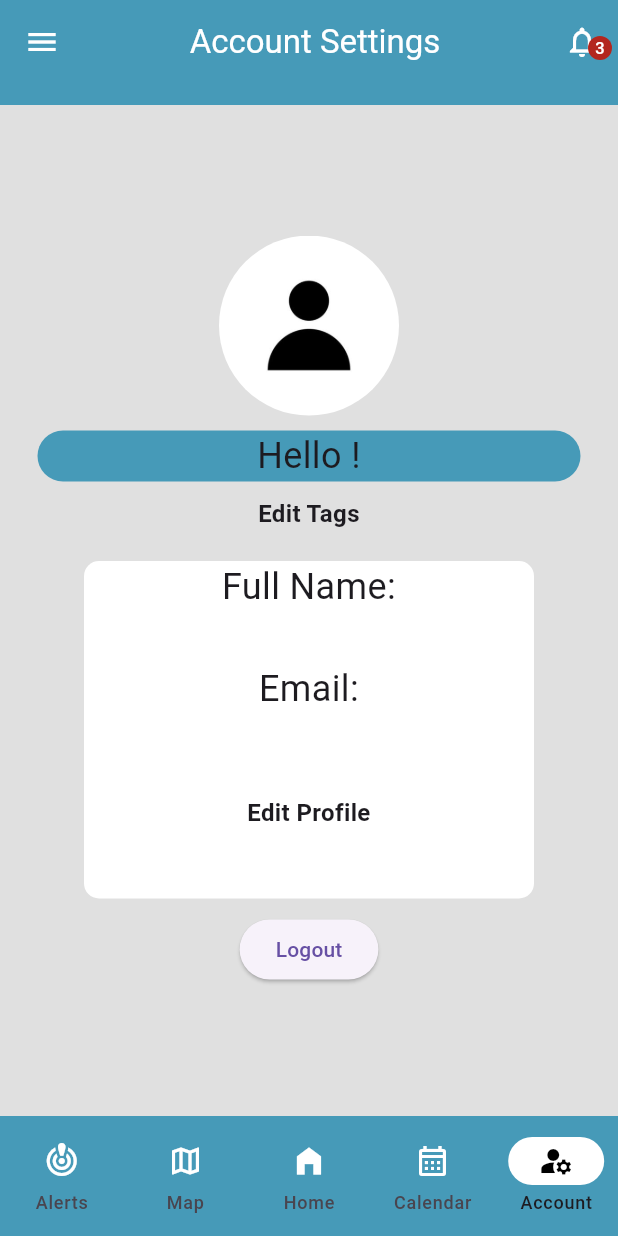
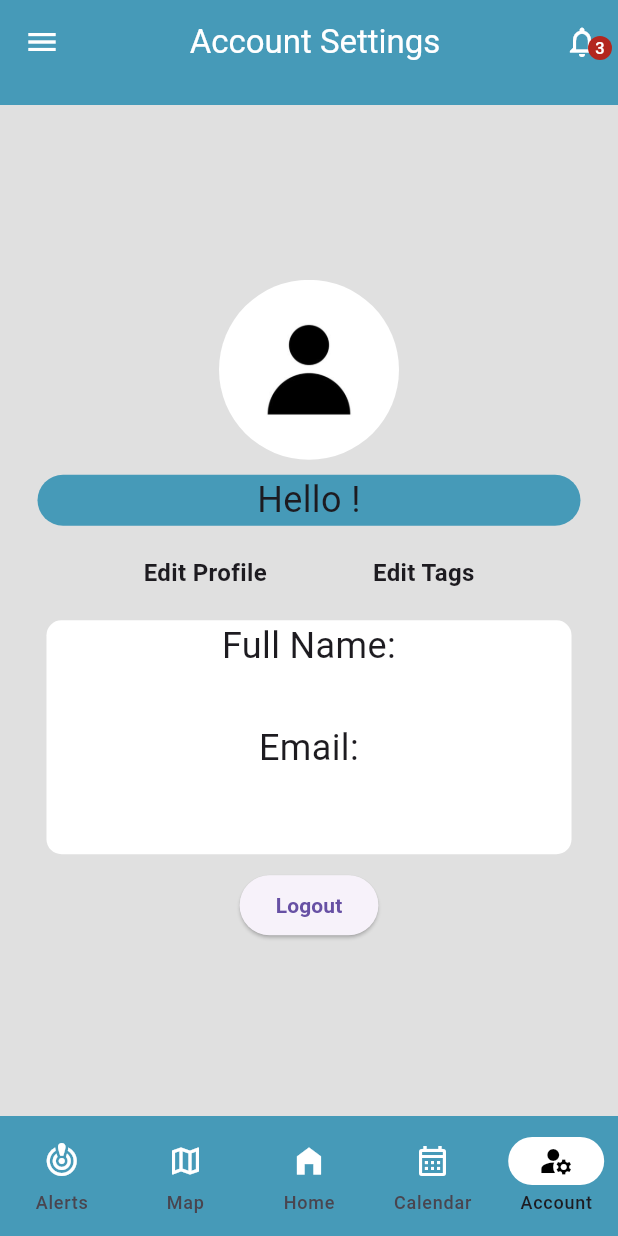
Before and after one commit to CSCD488-Winter2024/senior-project-the-a-team, a Flutter app: the screen it shows once a user with an empty profile is signed in, item 5 of the bottom bar chosen, on a phone screen of 412 x 824 dp. Run offline on Flutter 3.47's test engine with Material 3 defaults, Android fonts, the phone set to English and light mode, and no system bars; our stand-ins replace cloud_firestore, firebase_auth, firebase_core, firebase_storage, image_picker, table_calendar; missing offline and left inert: flutter_guid; accounts and stored records are empty.

Commit message:
Daniels work

```diff
--- a/flutter/wtc/lib/pages/accountsettings.dart
+++ b/flutter/wtc/lib/pages/accountsettings.dart
@@ -3,7 +3,6 @@ import 'package:firebase_auth/firebase_auth.dart';
 import 'package:flutter/material.dart';
 import 'package:wtc/pages/edit_profile.dart';
 import 'package:wtc/pages/edit_tags.dart';
-
 
 class AccountPage extends StatefulWidget {
   const AccountPage({super.key});
@@ -12,16 +11,14 @@ class AccountPage extends StatefulWidget {
   State<AccountPage> createState() => _AccountPage();
 }
 
-
-
-
-
 class _AccountPage extends State<AccountPage> {
-
   User? currentUser = FirebaseAuth.instance.currentUser;
 
-  Future<DocumentSnapshot<Map<String, dynamic>>> getUserDetails() async{
-    return await FirebaseFirestore.instance.collection("users").doc(currentUser!.email).get();
+  Future<DocumentSnapshot<Map<String, dynamic>>> getUserDetails() async {
+    return await FirebaseFirestore.instance
+        .collection("users")
+        .doc(currentUser!.email)
+        .get();
   }
 
   @override
@@ -30,16 +27,14 @@ class _AccountPage extends State<AccountPage> {
       backgroundColor: Colors.grey[300],
       body: FutureBuilder<DocumentSnapshot<Map<String, dynamic>>>(
         future: getUserDetails(),
-        builder: (context, snapshot){
-          if(snapshot.connectionState == ConnectionState.waiting){
+        builder: (context, snapshot) {
+          if (snapshot.connectionState == ConnectionState.waiting) {
             return const Center(
               child: CircularProgressIndicator(),
             );
-          }
-          else if(snapshot.hasError){
+          } else if (snapshot.hasError) {
             return const Text("Error: Cannot retrieve account information");
-          }
-          else if(snapshot.hasData){
+          } else if (snapshot.hasData) {
             Map<String, dynamic>? user = snapshot.data!.data();
 
             String username = user!['username'];
@@ -52,15 +47,16 @@ class _AccountPage extends State<AccountPage> {
                 padding: const EdgeInsets.all(25.0),
                 child: Column(
                   children: [
-
                     //pfp
                     SizedBox(
                       height: 120,
                       width: 120,
                       child: ClipRRect(
                           borderRadius: BorderRadius.circular(200),
-                          child: const Image(image: AssetImage('images/profile.jpg'), fit: BoxFit.cover,)
-                        ),
+                          child: const Image(
+                            image: AssetImage('images/profile.jpg'),
+                            fit: BoxFit.cover,
+                          )),
                     ),
 
                     const SizedBox(height: 10),
@@ -69,26 +65,45 @@ class _AccountPage extends State<AccountPage> {
                     Container(
                       decoration: const BoxDecoration(
                           color: Color(0xFF469AB8),
-                        borderRadius: BorderRadius.all(Radius.circular(250))
-                        ),
-
+                          borderRadius: BorderRadius.all(Radius.circular(250))),
                       child: SizedBox(
                         width: 9999,
-                          child: Text(
-                            'Hello $username!',
+                        child: Text('Hello $username!',
                             style: const TextStyle(fontSize: 24),
                             textAlign: TextAlign.center),
                       ),
                     ),
 
-                      const SizedBox(height: 10),
+                    const SizedBox(height: 20),
+
+                    Row(
+                      mainAxisAlignment: MainAxisAlignment.spaceEvenly,
+                      children: [
+                        GestureDetector(
+                          onTap: () {
+                            //Navigator.pop(context);
+                            Navigator.push(
+                                context,
+                                MaterialPageRoute(
+                                    builder: (context) => const EditProfile()));
+                          },
+                          child: const Text(
+                            "Edit Profile",
+                            style: TextStyle(
+                              fontWeight: FontWeight.bold,
+                              fontSize: 16,
+                            ),
+                            textAlign: TextAlign.right,
+                          ),
+                        ),
 
                         //edit tags button
                         GestureDetector(
-                        onTap: (){
+                          onTap: () {
                             Navigator.push(
                                 context,
-                            MaterialPageRoute(builder: (context) => const EditTags()));
+                                MaterialPageRoute(
+                                    builder: (context) => const EditTags()));
                           },
                           child: const Text(
                             "Edit Tags",
@@ -99,68 +114,59 @@ class _AccountPage extends State<AccountPage> {
                             textAlign: TextAlign.center,
                           ),
                         ),
+                      ],
+                    ),
 
                     const SizedBox(height: 20),
 
                     // Bio with edit account button
                     Container(
-                        width: 300,
-                        height: 225,
+                      width: 350,
                       decoration: const BoxDecoration(
                           color: Colors.white,
-                          borderRadius: BorderRadius.all(Radius.circular(10))
-                        ),
+                          borderRadius: BorderRadius.all(Radius.circular(10))),
                       child: Column(
                         children: [
-                            Text('Full Name:\n $name',
-                            style: const TextStyle(
-                              fontSize: 24
-                            ),
+                          Text(
+                            'Full Name:\n $name',
+                            style: const TextStyle(fontSize: 24),
                             textAlign: TextAlign.center,
                           ),
-                            Text('Email:\n $email',
+                          Text(
+                            'Email:\n $email',
                             style: const TextStyle(
                               fontSize: 24,
                             ),
                             textAlign: TextAlign.center,
                           ),
-                            const SizedBox(height: 20,),
-                            GestureDetector(
-                              onTap: (){
-                                //Navigator.pop(context);
-                                Navigator.push(
-                                  context,
-                                  MaterialPageRoute(builder: (context) => const EditProfile()));
-                              },
-                              child: const Text(
-                                "Edit Profile",
-                                style: TextStyle(
-                                  fontWeight: FontWeight.bold,
-                                  fontSize: 16,
+                          const SizedBox(
+                            height: 20,
                           ),
-                                textAlign: TextAlign.right,
-                              ),
-                            )
                         ],
                       ),
                     ),
 
-                      const SizedBox(height: 10,),
+                    const SizedBox(
+                      height: 10,
+                    ),
 
                     //logout
                     ElevatedButton(
-                        onPressed: (){
+                      onPressed: () {
                         FirebaseAuth.instance.signOut();
                       },
-                        child: const Text("Logout"),
-                      )
+                      child: const Text(
+                        "Logout",
+                        style: TextStyle(
+                          fontWeight: FontWeight.bold,
+                        ),
+                      ),
+                    ),
                   ],
                 ),
               ),
-              )
-            );
-          }
-          else{
+            ));
+          } else {
             return const Text("no data");
           }
         },
```
Lines whose indentation alone changed are shown as unchanged.
